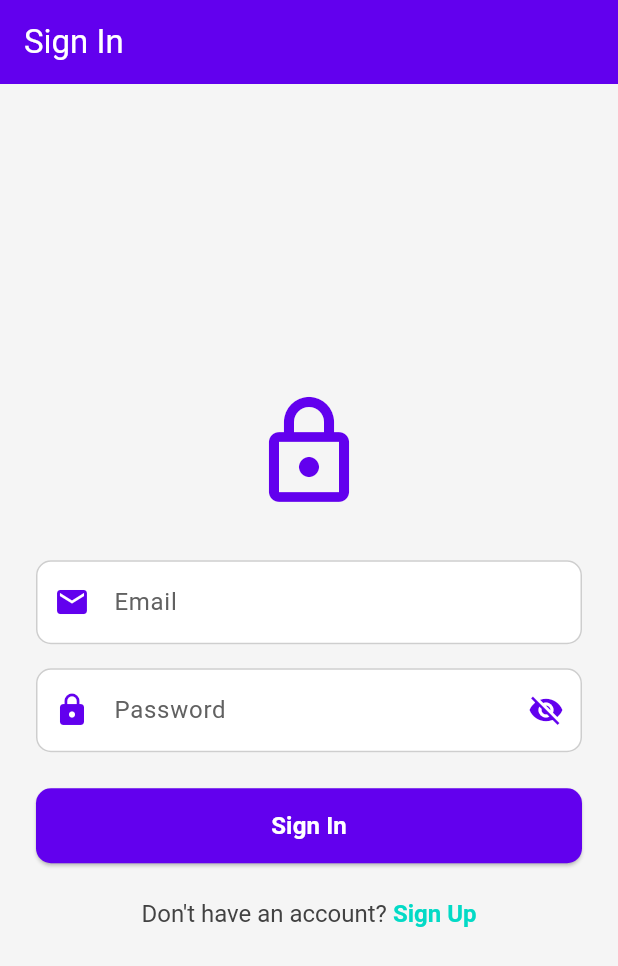
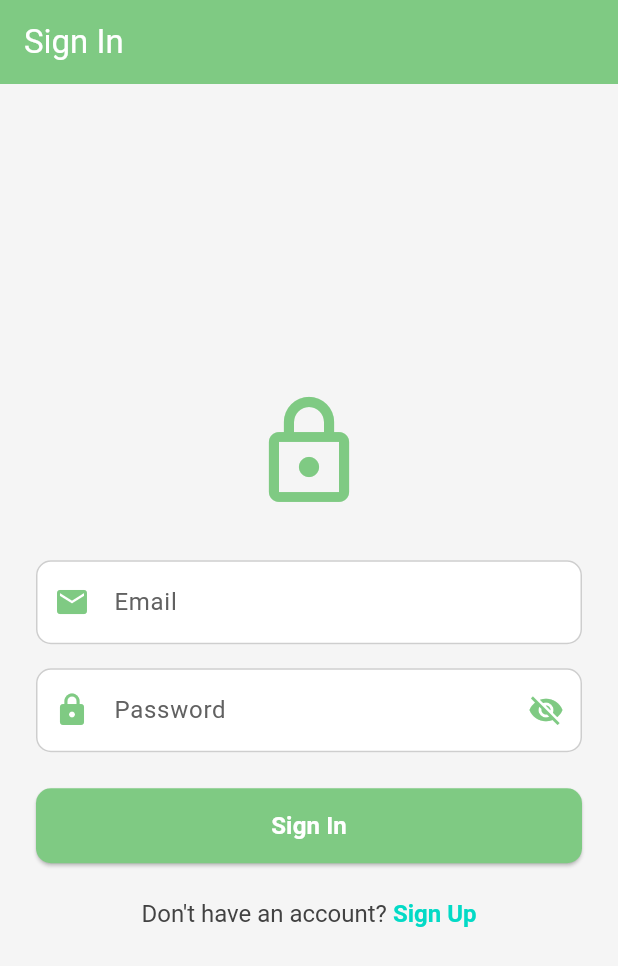
Before and after one commit to JosephEduard/fasum, a Flutter app: the screen it shows after launch, on a phone screen of 412 x 824 dp. Shown: the top 966 px of the screen. Run offline on Flutter 3.47's test engine with Material 3 defaults, Android fonts, the phone set to English and light mode, and no system bars; our stand-ins replace cloud_firestore, firebase_auth, firebase_core, flutter_image_compress, geolocator, image_picker and 1 more; accounts and stored records are empty.

Commit message:
Update sign_in_screen.dart

```diff
--- a/lib/screens/sign_in_screen.dart
+++ b/lib/screens/sign_in_screen.dart
@@ -23,7 +23,7 @@ class SignInScreenState extends State<SignInScreen>
   late Animation<Offset> _slideAnimation;
 
   // Custom theme colors
-  final Color _primaryColor = const Color(0xFF6200EE);
+  final Color _primaryColor = const Color(0xFF7FCA83);
   final Color _accentColor = const Color(0xFF03DAC6);
   final Color _backgroundColor = const Color(0xFFF5F5F5);
   final Color _errorColor = const Color(0xFFB00020);
```
